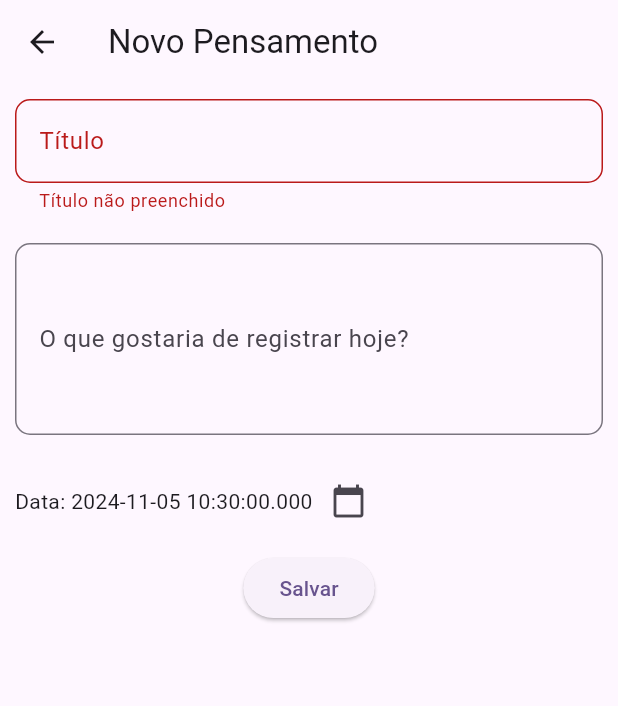
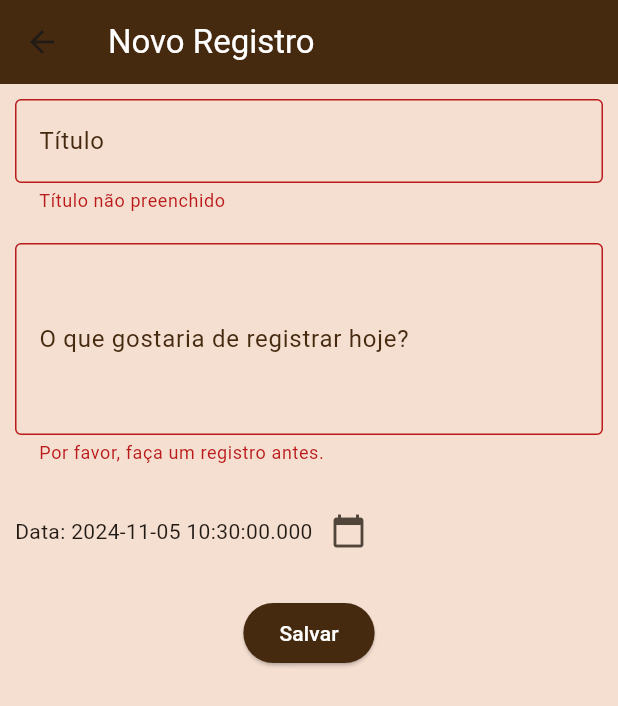
Before and after one commit to glxlena/provaFlutter, a Flutter app: the FormsDiario screen opened by its route, after a tap on "Salvar", on a phone screen of 412 x 824 dp. Shown: the top 706 px of the screen. Run offline on Flutter 3.47's test engine with Material 3 defaults, Android fonts, the phone set to English and light mode, and no system bars; our stand-ins replace cloud_firestore, firebase_auth, firebase_core; accounts and stored records are empty.

Commit message:
atualizações

```diff
--- a/lib/main.dart
+++ b/lib/main.dart
@@ -21,7 +21,7 @@ class MyApp extends StatelessWidget {
     return MaterialApp(
       title: 'Flutter Demo',
       theme: ThemeData(
-        colorScheme: ColorScheme.fromSeed(seedColor: Colors.deepPurple),
+        colorScheme: ColorScheme.fromSeed(seedColor: Color.fromARGB(255, 69, 42, 16)),
         useMaterial3: true,
       ),
       home: MainPage(),
--- a/lib/views/form_page.dart
+++ b/lib/views/form_page.dart
@@ -31,7 +31,13 @@ class _FormsDiarioState extends State<FormsDiario> {
   @override
   Widget build(BuildContext context) {
     return Scaffold(
-      appBar: AppBar(title: Text(widget.diario != null ? 'Editar Pensamento' : 'Novo Pensamento')),
+      appBar: AppBar(
+        title: Text(widget.diario != null ? 'Editar Registro' : 'Novo Registro',
+        style: TextStyle(color: Colors.white),),
+
+        backgroundColor: Color.fromARGB(255, 69, 42, 16),
+      ),
+      backgroundColor: Color.fromARGB(199, 242, 214, 196),
       body: Form(
         key: _formKey,
         child: Column(
@@ -48,7 +54,16 @@ class _FormsDiarioState extends State<FormsDiario> {
                 },
                 decoration: InputDecoration(
                   label: Text('Título'),
-                  border: OutlineInputBorder(borderRadius: BorderRadius.circular(10)),
+                  labelStyle: TextStyle(color: Color.fromARGB(255, 69, 42, 16)),
+                          border: OutlineInputBorder(
+                            borderSide: BorderSide(color: Color.fromARGB(255, 69, 42, 16)),
+                          ),
+                          enabledBorder: OutlineInputBorder(
+                            borderSide: BorderSide(color: Color.fromARGB(255, 69, 42, 16)),
+                          ),
+                          focusedBorder: OutlineInputBorder(
+                            borderSide: BorderSide(color: Color.fromARGB(255, 69, 42, 16)),
+                          ),
                 ),
               ),
             ),
@@ -58,9 +73,24 @@ class _FormsDiarioState extends State<FormsDiario> {
                 controller: _descriptionController,
                 keyboardType: TextInputType.multiline,
                 maxLines: 4,
+                validator: (value) {
+                  if (value == null || value.isEmpty) {
+                    return 'Por favor, faça um registro antes.';
+                  }
+                  return null;
+                },
                 decoration: InputDecoration(
                   label: Text('O que gostaria de registrar hoje?'),
-                  border: OutlineInputBorder(borderRadius: BorderRadius.circular(10)),
+                  labelStyle: TextStyle(color: Color.fromARGB(255, 69, 42, 16)),
+                          border: OutlineInputBorder(
+                            borderSide: BorderSide(color: Color.fromARGB(255, 69, 42, 16)),
+                          ),
+                          enabledBorder: OutlineInputBorder(
+                            borderSide: BorderSide(color: Color.fromARGB(255, 69, 42, 16)),
+                          ),
+                          focusedBorder: OutlineInputBorder(
+                            borderSide: BorderSide(color: Color.fromARGB(255, 69, 42, 16)),
+                          ),
                 ),
               ),
             ),
@@ -88,7 +118,12 @@ class _FormsDiarioState extends State<FormsDiario> {
                 ],
               ),
             ),
-            ElevatedButton(
+            Padding(
+              padding: EdgeInsets.all(10),
+              child: ElevatedButton(
+                style: ElevatedButton.styleFrom(
+                  backgroundColor: Color.fromARGB(255, 69, 42, 16),
+                ),
                 onPressed: () async {
                   if (_formKey.currentState!.validate()) {
                     String title = _titleController.text;
@@ -111,7 +146,11 @@ class _FormsDiarioState extends State<FormsDiario> {
                     Navigator.pop(context);
                   }
                 },
-              child: Text(widget.diario != null ? 'Alterar' : 'Salvar'),
+                child: Text(
+                  widget.diario != null ? 'Alterar' : 'Salvar',
+                  style: TextStyle(color: Colors.white),
+                ),
+              ),
             ),
           ],
         ),
--- a/lib/views/home_page.dart
+++ b/lib/views/home_page.dart
@@ -17,7 +17,7 @@ class _HomePageState extends State<HomePage> {
     return Scaffold(
       appBar: AppBar(
         title: Text(
-          'Tela Inicial',
+          'LetterBook: Diário Virtual',
           style: TextStyle(color: Colors.white),
         ),
         backgroundColor: Color.fromARGB(255, 69, 42, 16),
@@ -65,19 +65,22 @@ class _HomePageState extends State<HomePage> {
                 ),
               ),
               child: Text(
-                "O que você está pensando hoje?",
+                "Querido Diário...",
                 style: TextStyle(
                   color: Color.fromARGB(255, 255, 255, 255),
                   fontSize: 16,
                 ),
               ),
             ),
+            Spacer(),
             Align(
-              alignment: Alignment.bottomCenter,
+              alignment: Alignment.bottomRight,
               child: FloatingActionButton(
                 onPressed: () {
                   Navigator.pushNamed(context, '/novoDiario');
                 },
+                backgroundColor: Color.fromARGB(255, 69, 42, 16), // Cor do botão
+                foregroundColor: Colors.white, // Cor do ícone
                 child: Icon(Icons.add),
               ),
             ),
```
Lines whose indentation alone changed are shown as unchanged.
